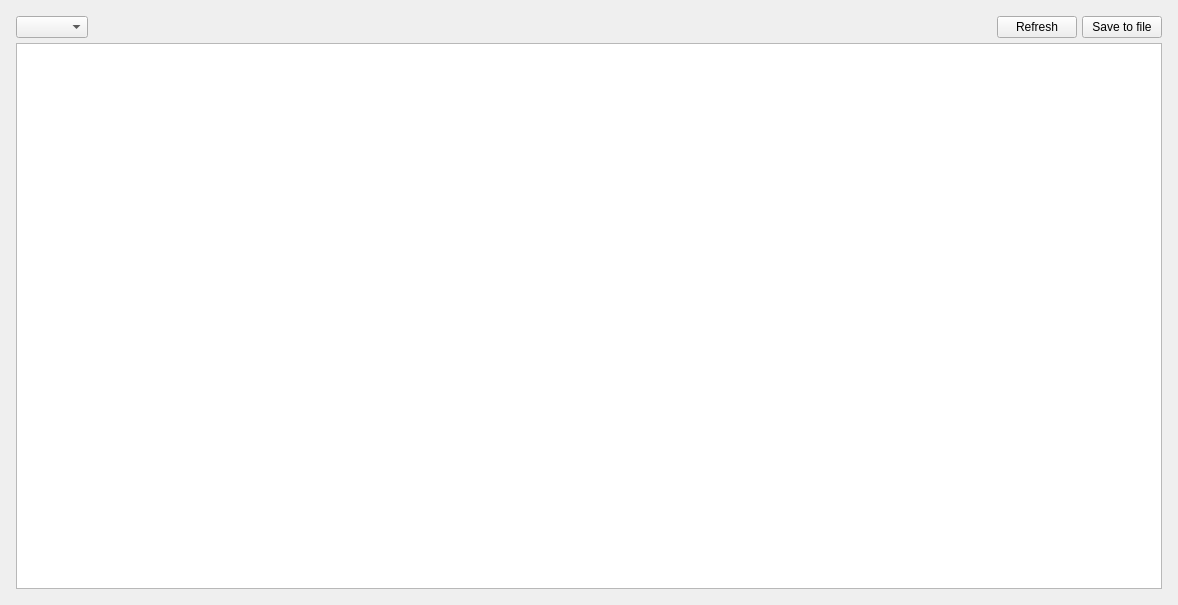
Qt form rosflight_rqt_plugins/resources/param_tuning.ui (rosflight/rosflight_ros_pkgs) before a commit.
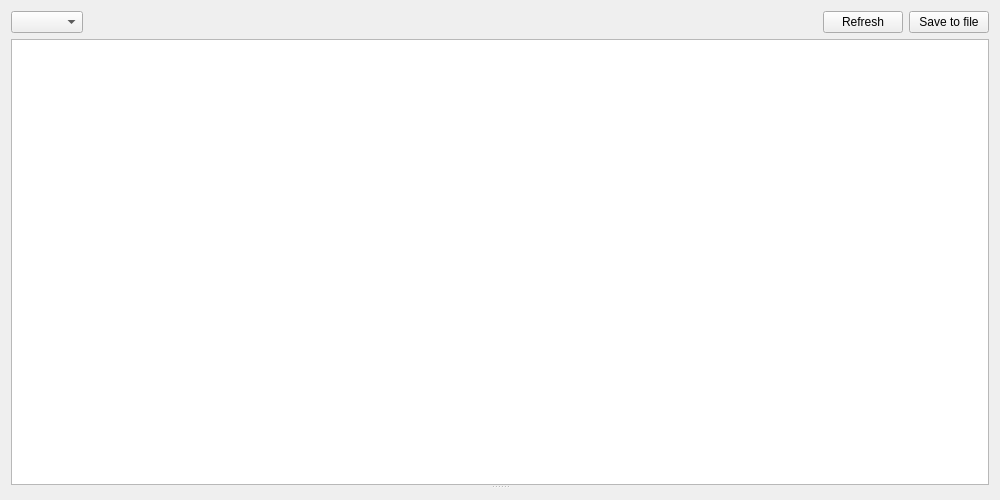
The same form after that commit.

Commit message: Added ability to resize plot

Patch:
```diff
--- a/rosflight_rqt_plugins/resources/param_tuning.ui
+++ b/rosflight_rqt_plugins/resources/param_tuning.ui
@@ -6,8 +6,8 @@
    <rect>
     <x>0</x>
     <y>0</y>
-    <width>1178</width>
-    <height>605</height>
+    <width>1000</width>
+    <height>500</height>
    </rect>
   </property>
   <property name="sizePolicy">
@@ -22,27 +22,7 @@
   <property name="autoFillBackground">
    <bool>false</bool>
   </property>
-  <layout class="QGridLayout" name="gridLayout">
-   <item row="0" column="0">
-    <layout class="QVBoxLayout" name="mainVerticalLayout" stretch="0,0">
-     <property name="spacing">
-      <number>5</number>
-     </property>
-     <property name="sizeConstraint">
-      <enum>QLayout::SetDefaultConstraint</enum>
-     </property>
-     <property name="leftMargin">
-      <number>5</number>
-     </property>
-     <property name="topMargin">
-      <number>5</number>
-     </property>
-     <property name="rightMargin">
-      <number>5</number>
-     </property>
-     <property name="bottomMargin">
-      <number>5</number>
-     </property>
+  <layout class="QVBoxLayout" name="verticalLayout">
      <item>
       <layout class="QHBoxLayout" name="buttonHorizontalLayout">
        <item>
@@ -78,9 +58,15 @@
       </layout>
      </item>
      <item>
+    <widget class="QSplitter" name="splitter">
+     <property name="orientation">
+      <enum>Qt::Vertical</enum>
+     </property>
       <widget class="QTableView" name="paramTableView"/>
-     </item>
-    </layout>
+     <widget class="QWidget" name="verticalLayoutWidget">
+      <layout class="QVBoxLayout" name="plotLayout"/>
+     </widget>
+    </widget>
    </item>
   </layout>
  </widget>
```
Lines whose indentation alone changed are shown as unchanged. The commit also changes 1 other file.
